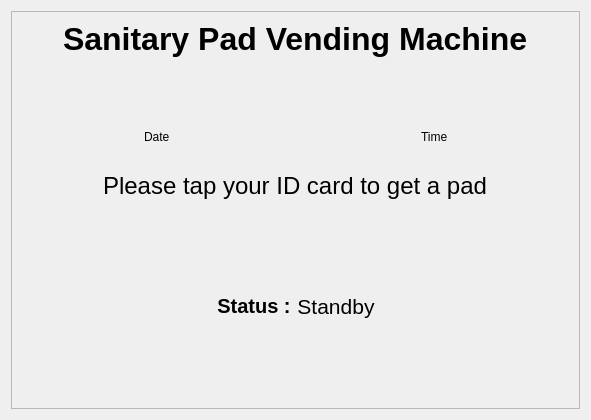
Old version of the form layout/main_win_lyt.ui in the repository nabinodd/spvm_app.
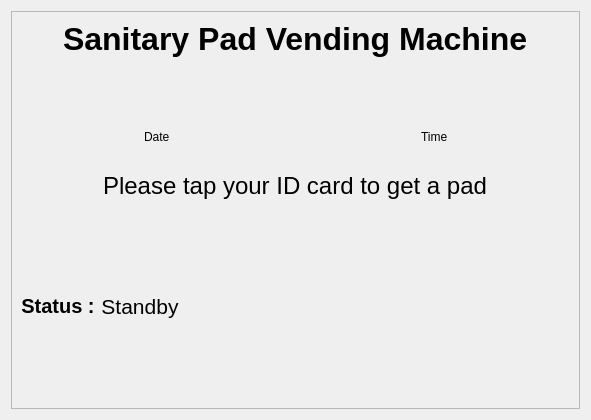
New version of the form. Icons and pictures are not drawn.

What changed in the file:
```diff
--- a/layout/main_win_lyt.ui
+++ b/layout/main_win_lyt.ui
@@ -67,19 +67,6 @@
         <property name="rightMargin">
          <number>0</number>
         </property>
-        <item>
-         <spacer name="horizontalSpacer_2">
-          <property name="orientation">
-           <enum>Qt::Horizontal</enum>
-          </property>
-          <property name="sizeHint" stdset="0">
-           <size>
-            <width>40</width>
-            <height>20</height>
-           </size>
-          </property>
-         </spacer>
-        </item>
         <item alignment="Qt::AlignLeft">
          <widget class="QLabel" name="lbl_static_sts_txt">
           <property name="font">
```
